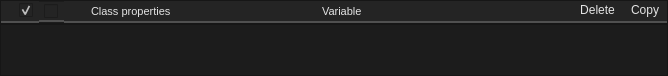
Old version of the form smartprop_editor/property_frame.ui in the repository dertwist/Hammer5Tools.
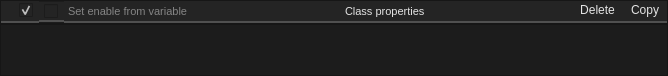
New version of the form. Icons and pictures are not drawn.

The edit to the form file:
```diff
--- a/smartprop_editor/property_frame.ui
+++ b/smartprop_editor/property_frame.ui
@@ -160,7 +160,7 @@
 
 
 QCheckBox {
-    font: 700 10pt &quot;Segoe UI&quot;;
+    font: 580  8pt &quot;Segoe UI&quot;;
     border: 2px solid black;
     border-radius: 0px;
     border-color: rgba(80, 80, 80, 255);
@@ -200,128 +200,41 @@
        </widget>
       </item>
       <item>
-       <widget class="QToolButton" name="property_icon">
-        <property name="enabled">
-         <bool>false</bool>
-        </property>
+       <widget class="QLineEdit" name="variable_display">
         <property name="focusPolicy">
          <enum>Qt::NoFocus</enum>
         </property>
+        <property name="toolTip">
+         <string>&lt;html&gt;&lt;head/&gt;&lt;body&gt;&lt;p&gt;Variable name and display name&lt;/p&gt;&lt;/body&gt;&lt;/html&gt;</string>
+        </property>
         <property name="styleSheet">
-         <string notr="true">QToolButton {
-    border: 2px solid black;
+         <string notr="true">QLineEdit {
+    font-size: 8pt;
+    font-family: &quot;Segoe UI&quot;;
+    border-top: 0px;
+    border-left: 0px;
+    border-right: 0px;
+    border-bottom: 2px solid rgba(80, 80, 80, 255);
     border-radius: 0px;
-    border-color: rgba(80, 80, 80, 255);
-border-left: None;
-border-top: None;
-border-right: None;
     padding: 2px;
     color: #E3E3E3;
     background-color: #242424;
-height:16px;
-width:16px;
 }
-QToolButton:hover {
+
+QLineEdit:focus {
+    border-color: rgba(80, 80, 80, 255);
+}
+
+QLineEdit::selection {
     background-color: #414956;
     color: white;
 }</string>
         </property>
+        <property name="inputMethodHints">
+         <set>Qt::ImhLatinOnly|Qt::ImhLowercaseOnly</set>
+        </property>
         <property name="text">
          <string/>
-        </property>
-        <property name="icon">
-         <iconset resource="../resources.qrc">
-          <normaloff>:/icons/linear_scale_24dp_9D9D9D_FILL0_wght400_GRAD0_opsz24.png</normaloff>:/icons/linear_scale_24dp_9D9D9D_FILL0_wght400_GRAD0_opsz24.png</iconset>
-        </property>
-        <property name="iconSize">
-         <size>
-          <width>24</width>
-          <height>24</height>
-         </size>
-        </property>
-       </widget>
-      </item>
-      <item>
-       <widget class="QLineEdit" name="property_class">
-        <property name="focusPolicy">
-         <enum>Qt::NoFocus</enum>
-        </property>
-        <property name="toolTip">
-         <string>&lt;html&gt;&lt;head/&gt;&lt;body&gt;&lt;p&gt;Variable name and display name&lt;/p&gt;&lt;/body&gt;&lt;/html&gt;</string>
-        </property>
-        <property name="styleSheet">
-         <string notr="true">QLineEdit {
-    font-size: 8pt;
-    font-family: &quot;Segoe UI&quot;;
-    border-top: 0px;
-    border-left: 0px;
-    border-right: 0px;
-    border-bottom: 2px solid rgba(80, 80, 80, 255);
-    border-radius: 0px;
-    padding: 2px;
-    color: #E3E3E3;
-    background-color: #242424;
-}
-
-QLineEdit:focus {
-    border-color: rgba(80, 80, 80, 255);
-}
-
-QLineEdit::selection {
-    background-color: #414956;
-    color: white;
-}</string>
-        </property>
-        <property name="inputMethodHints">
-         <set>Qt::ImhLatinOnly|Qt::ImhLowercaseOnly</set>
-        </property>
-        <property name="text">
-         <string>Class properties</string>
-        </property>
-        <property name="maxLength">
-         <number>32</number>
-        </property>
-        <property name="readOnly">
-         <bool>true</bool>
-        </property>
-       </widget>
-      </item>
-      <item>
-       <widget class="QLineEdit" name="property_class_2">
-        <property name="focusPolicy">
-         <enum>Qt::NoFocus</enum>
-        </property>
-        <property name="toolTip">
-         <string>&lt;html&gt;&lt;head/&gt;&lt;body&gt;&lt;p&gt;Variable name and display name&lt;/p&gt;&lt;/body&gt;&lt;/html&gt;</string>
-        </property>
-        <property name="styleSheet">
-         <string notr="true">QLineEdit {
-    font-size: 8pt;
-    font-family: &quot;Segoe UI&quot;;
-    border-top: 0px;
-    border-left: 0px;
-    border-right: 0px;
-    border-bottom: 2px solid rgba(80, 80, 80, 255);
-    border-radius: 0px;
-    padding: 2px;
-    color: #E3E3E3;
-    background-color: #242424;
-}
-
-QLineEdit:focus {
-    border-color: rgba(80, 80, 80, 255);
-}
-
-QLineEdit::selection {
-    background-color: #414956;
-    color: white;
-}</string>
-        </property>
-        <property name="inputMethodHints">
-         <set>Qt::ImhLatinOnly|Qt::ImhLowercaseOnly</set>
-        </property>
-        <property name="text">
-         <string>Variable</string>
         </property>
         <property name="maxLength">
          <number>32</number>
@@ -335,7 +248,49 @@
        </widget>
       </item>
       <item>
-       <widget class="QToolButton" name="property_icon_2">
+       <widget class="QToolButton" name="variable_clear">
+        <property name="enabled">
+         <bool>true</bool>
+        </property>
+        <property name="focusPolicy">
+         <enum>Qt::NoFocus</enum>
+        </property>
+        <property name="styleSheet">
+         <string notr="true">QToolButton {
+    border: 2px solid black;
+    border-radius: 0px;
+    border-color: rgba(80, 80, 80, 255);
+border-left: None;
+border-top: None;
+border-right: None;
+    padding: 2px;
+    color: #E3E3E3;
+    background-color: #242424;
+height:16px;
+width:16px;
+}
+QToolButton:hover {
+    background-color: #414956;
+    color: white;
+}</string>
+        </property>
+        <property name="text">
+         <string/>
+        </property>
+        <property name="icon">
+         <iconset resource="../resources.qrc">
+          <normaloff>:/icons/cancel_16dp_9D9D9D_FILL0_wght400_GRAD0_opsz20.svg</normaloff>:/icons/cancel_16dp_9D9D9D_FILL0_wght400_GRAD0_opsz20.svg</iconset>
+        </property>
+        <property name="iconSize">
+         <size>
+          <width>24</width>
+          <height>24</height>
+         </size>
+        </property>
+       </widget>
+      </item>
+      <item>
+       <widget class="QToolButton" name="variables_search">
         <property name="enabled">
          <bool>true</bool>
         </property>
@@ -376,6 +331,153 @@
         </property>
        </widget>
       </item>
+      <item>
+       <widget class="QLineEdit" name="property_class_2">
+        <property name="maximumSize">
+         <size>
+          <width>64</width>
+          <height>16777215</height>
+         </size>
+        </property>
+        <property name="focusPolicy">
+         <enum>Qt::NoFocus</enum>
+        </property>
+        <property name="toolTip">
+         <string>&lt;html&gt;&lt;head/&gt;&lt;body&gt;&lt;p&gt;Variable name and display name&lt;/p&gt;&lt;/body&gt;&lt;/html&gt;</string>
+        </property>
+        <property name="styleSheet">
+         <string notr="true">QLineEdit {
+    font-size: 8pt;
+    font-family: &quot;Segoe UI&quot;;
+    border-top: 0px;
+    border-left: 0px;
+    border-right: 0px;
+    border-bottom: 2px solid rgba(80, 80, 80, 255);
+    border-radius: 0px;
+    padding: 2px;
+    color: #E3E3E3;
+    background-color: #242424;
+}
+
+QLineEdit:focus {
+    border-color: rgba(80, 80, 80, 255);
+}
+
+QLineEdit::selection {
+    background-color: #414956;
+    color: white;
+}</string>
+        </property>
+        <property name="inputMethodHints">
+         <set>Qt::ImhLatinOnly|Qt::ImhLowercaseOnly</set>
+        </property>
+        <property name="text">
+         <string/>
+        </property>
+        <property name="maxLength">
+         <number>32</number>
+        </property>
+        <property name="readOnly">
+         <bool>true</bool>
+        </property>
+       </widget>
+      </item>
+      <item>
+       <widget class="QLineEdit" name="property_class">
+        <property name="focusPolicy">
+         <enum>Qt::NoFocus</enum>
+        </property>
+        <property name="toolTip">
+         <string>&lt;html&gt;&lt;head/&gt;&lt;body&gt;&lt;p&gt;Variable name and display name&lt;/p&gt;&lt;/body&gt;&lt;/html&gt;</string>
+        </property>
+        <property name="styleSheet">
+         <string notr="true">QLineEdit {
+    font-size: 8pt;
+    font-family: &quot;Segoe UI&quot;;
+    border-top: 0px;
+    border-left: 0px;
+    border-right: 0px;
+    border-bottom: 2px solid rgba(80, 80, 80, 255);
+    border-radius: 0px;
+    padding: 2px;
+    color: #E3E3E3;
+    background-color: #242424;
+}
+
+QLineEdit:focus {
+    border-color: rgba(80, 80, 80, 255);
+}
+
+QLineEdit::selection {
+    background-color: #414956;
+    color: white;
+}</string>
+        </property>
+        <property name="inputMethodHints">
+         <set>Qt::ImhLatinOnly|Qt::ImhLowercaseOnly</set>
+        </property>
+        <property name="text">
+         <string>Class properties</string>
+        </property>
+        <property name="maxLength">
+         <number>32</number>
+        </property>
+        <property name="readOnly">
+         <bool>true</bool>
+        </property>
+       </widget>
+      </item>
+      <item>
+       <widget class="QLineEdit" name="property_class_3">
+        <property name="maximumSize">
+         <size>
+          <width>64</width>
+          <height>16777215</height>
+         </size>
+        </property>
+        <property name="focusPolicy">
+         <enum>Qt::NoFocus</enum>
+        </property>
+        <property name="toolTip">
+         <string>&lt;html&gt;&lt;head/&gt;&lt;body&gt;&lt;p&gt;Variable name and display name&lt;/p&gt;&lt;/body&gt;&lt;/html&gt;</string>
+        </property>
+        <property name="styleSheet">
+         <string notr="true">QLineEdit {
+    font-size: 8pt;
+    font-family: &quot;Segoe UI&quot;;
+    border-top: 0px;
+    border-left: 0px;
+    border-right: 0px;
+    border-bottom: 2px solid rgba(80, 80, 80, 255);
+    border-radius: 0px;
+    padding: 2px;
+    color: #E3E3E3;
+    background-color: #242424;
+}
+
+QLineEdit:focus {
+    border-color: rgba(80, 80, 80, 255);
+}
+
+QLineEdit::selection {
+    background-color: #414956;
+    color: white;
+}</string>
+        </property>
+        <property name="inputMethodHints">
+         <set>Qt::ImhLatinOnly|Qt::ImhLowercaseOnly</set>
+        </property>
+        <property name="text">
+         <string/>
+        </property>
+        <property name="maxLength">
+         <number>32</number>
+        </property>
+        <property name="readOnly">
+         <bool>true</bool>
+        </property>
+       </widget>
+      </item>
       <item>
        <widget class="QPushButton" name="delete_button">
         <property name="styleSheet">
```
